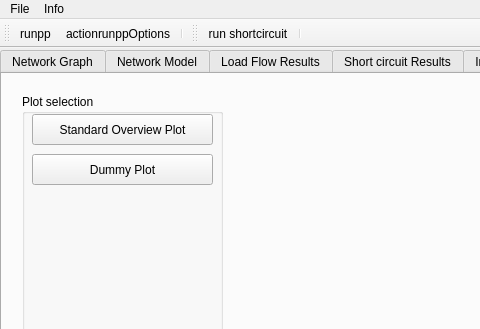
Qt form resources/ui/main_develop.ui (vogt31337/pandapower-gui) before a commit; both pictures show x 0 to 480 and y 0 to 329 of the 1110 by 751 pixel window.
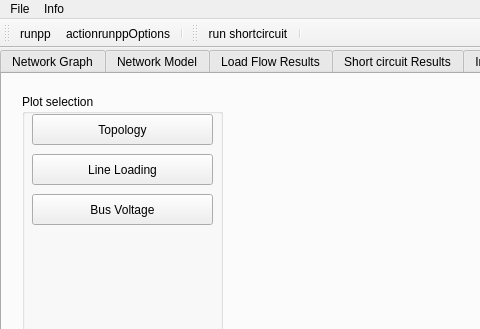
The same form after that commit. The open tabs and pages were chosen to show the change. Icons and pictures are not drawn.

Commit message: output plot buttons revised

```diff
--- a/resources/ui/main_develop.ui
+++ b/resources/ui/main_develop.ui
@@ -1012,7 +1012,7 @@
         </rect>
        </property>
        <property name="text">
-        <string>Standard Overview Plot</string>
+        <string>Topology</string>
        </property>
       </widget>
       <widget class="QPushButton" name="pushButton_2">
@@ -1025,7 +1025,20 @@
         </rect>
        </property>
        <property name="text">
-        <string>Dummy Plot</string>
+        <string>Line Loading</string>
+       </property>
+      </widget>
+      <widget class="QPushButton" name="pushButton_3">
+       <property name="geometry">
+        <rect>
+         <x>10</x>
+         <y>100</y>
+         <width>181</width>
+         <height>31</height>
+        </rect>
+       </property>
+       <property name="text">
+        <string>Bus Voltage</string>
        </property>
       </widget>
      </widget>
```
Left out of the diff: 2 changed lines with no effect on the pictures. The commit also changes 1 other file.
